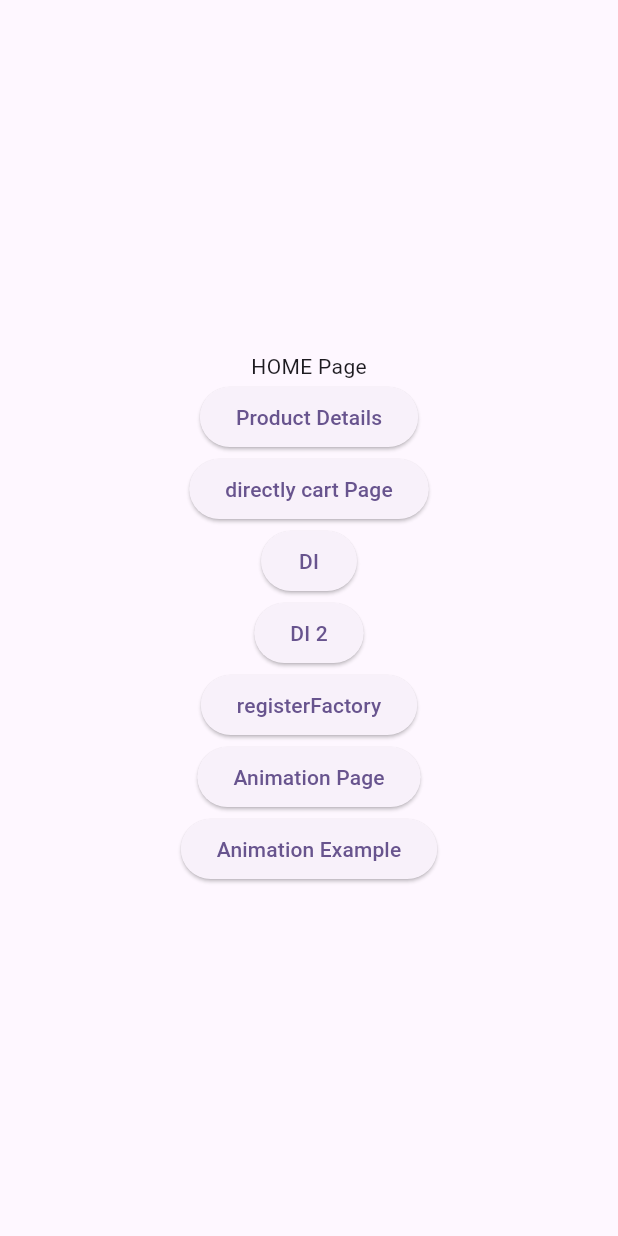
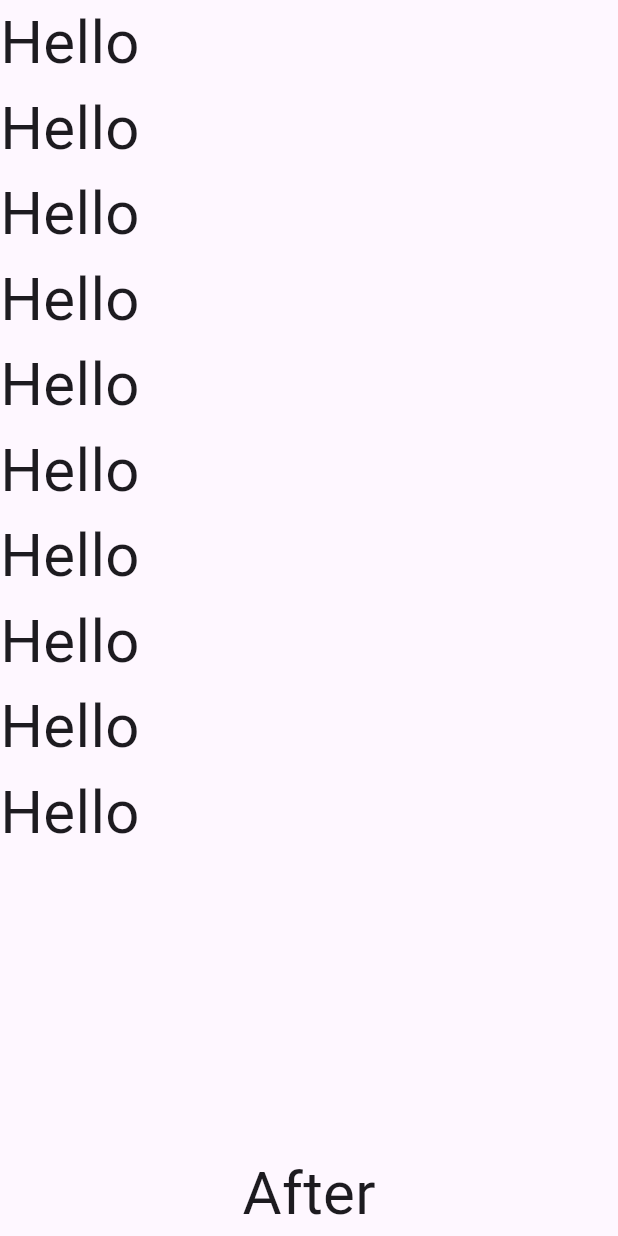
Before and after one commit to drumkiller-peter/flutter_class, a Flutter app: the HomePage screen opened directly, on a phone screen of 412 x 824 dp. Run offline on Flutter 3.47's test engine with Material 3 defaults, Android fonts, the phone set to English and light mode, and no system bars; drawn by our look-alikes of flutter_animate; our stand-ins replace bloc, cloud_firestore, dio, equatable, firebase_auth, firebase_core and 8 more; missing offline and left inert: dart:html; accounts and stored records are empty; network calls fail.

Commit message:
Dio init

```diff
--- /dev/null
+++ b/plant_app/lib/configs/constants/api_constants.dart
@@ -0,0 +1,5 @@
+class ApiConstants {
+  // static String baseUrl = 'https://api.coingecko.com/api/v3/coins/markets?vs_currency=usd&order=market_cap_desc&per_page=100&page=1&sparkline=false';
+  static String baseUrl = "https://jsonplaceholder.typicode.com/";
+  static String posts = "posts";
+}
--- /dev/null
+++ b/plant_app/lib/configs/constants/app_constatnts.dart
@@ -0,0 +1,6 @@
+class AppConstants {
+  // static String baseUrl = 'https://api.coingecko.com/api/v3/coins/markets?vs_currency=usd&order=market_cap_desc&per_page=100&page=1&sparkline=false';
+  static String baseUrl = "https://jsonplaceholder.typicode.com/";
+  static String refreshToken = "refreshToken";
+  static String posts = "posts";
+}
--- a/plant_app/lib/configs/router/app_router.dart
+++ b/plant_app/lib/configs/router/app_router.dart
@@ -3,7 +3,7 @@ import 'package:go_router/go_router.dart';
 import 'package:plant_app/presentation/animations/animation_example.dart';
 import 'package:plant_app/presentation/animations/animation_page.dart';
 import 'package:plant_app/presentation/cart_page.dart';
-import 'package:plant_app/presentation/page1.dart';
+import 'package:plant_app/presentation/home_page.dart';
 import 'package:plant_app/presentation/page2.dart';
 
 class AppRouter {
@@ -13,14 +13,14 @@ class AppRouter {
     routes: [
       GoRoute(
         path: '/',
-        builder: (context, state) => const HomePage(),
-        routes: [
-          GoRoute(
-              path: 'productDetail',
-              builder: (context, state) => const ProductDetailPage(),
-              routes: [
-                _cart(),
-              ]),
+        builder: (context, state) => const HomeScreen(),
+        routes: const [
+          // GoRoute(
+          //     path: 'productDetail',
+          //     builder: (context, state) => const ProductDetailPage(),
+          //     routes: [
+          //       _cart(),
+          //     ]),
         ],
       ),
       GoRoute(
--- a/plant_app/lib/presentation/page1.dart
+++ b/plant_app/lib/presentation/page1.dart
@@ -1,7 +1,6 @@
 import 'package:flutter/material.dart';
-import 'package:go_router/go_router.dart';
-import 'package:plant_app/configs/di/service_locator.dart';
-import 'package:plant_app/models/animal.dart';
+import 'package:flutter_animate/flutter_animate.dart';
+import 'package:flutter_staggered_animations/flutter_staggered_animations.dart';
 
 class HomePage extends StatelessWidget {
   const HomePage({super.key});
@@ -9,97 +8,131 @@ class HomePage extends StatelessWidget {
   @override
   Widget build(BuildContext context) {
     return Scaffold(
-      body: Center(
-        child: Column(
-          crossAxisAlignment: CrossAxisAlignment.center,
-          mainAxisAlignment: MainAxisAlignment.center,
-          children: [
-            const Text("HOME Page"),
-            ElevatedButton(
-              onPressed: () {
-                context.go("/productDetail");
-              },
-              child: const Text("Product Details"),
+      body: Column(
+        children: [
+          Expanded(
+            child: AnimationLimiter(
+              child: ListView.builder(
+                itemCount: 10,
+                itemBuilder: (BuildContext context, int index) {
+                  return AnimationConfiguration.staggeredList(
+                    position: index,
+                    duration: const Duration(milliseconds: 500),
+                    child: SlideAnimation(
+                      horizontalOffset: 100.0,
+                      child: FadeInAnimation(
+                        child: const Text(
+                          "Hello",
+                          style: TextStyle(fontSize: 40),
+                        ).animate(),
+                      ),
+                    ),
+                  );
+                },
+              ),
             ),
-            ElevatedButton(
-              onPressed: () {
-                context.go(
-                  "/cart",
-                  extra: {"noOfItems": 200},
-                );
-              },
-              child: const Text("directly cart Page"),
-            ),
-            ElevatedButton(
-              onPressed: () {
-                AnimalRepository ar = getIt.get<AnimalRepository>();
-                ar.getAnimals();
-
-                ar.setAnimal("Cat");
-                ar.getAnimals();
-              },
-              child: const Text("DI"),
-            ),
-            ElevatedButton(
-              onPressed: () {
-                // AnimalRepository ar = AnimalRepository("Tiger");
-                AnimalRepository ar = getIt.get<AnimalRepository>();
-
-                ar.getAnimals();
-              },
-              child: const Text("DI 2"),
-            ),
-            ElevatedButton(
-              onPressed: () {
-                // AnimalRepository ar = AnimalRepository("Tiger");
-                getIt.get<NewAnimalClass>().getAnimals();
-
-                // nac.getAnimals();
-                // nac.setAnimal("Lion");
-                // nac.getAnimals();
-              },
-              child: const Text("registerFactory"),
-            ),
-            ElevatedButton(
-              onPressed: () {
-                context.push("/animation");
-              },
-              child: const Text("Animation Page"),
-            ),
-            ElevatedButton(
-              onPressed: () {
-                context.push("/animationExample");
-              },
-              child: const Text("Animation Example"),
-            ),
-          ],
-        ),
-      ),
-    );
-  }
-}
-
-class ProductDetailPage extends StatelessWidget {
-  const ProductDetailPage({super.key});
-
-  @override
-  Widget build(BuildContext context) {
-    return Scaffold(
-      appBar: AppBar(
-        title: const Text("Product Details"),
-      ),
-      body: Column(
-        crossAxisAlignment: CrossAxisAlignment.center,
-        mainAxisAlignment: MainAxisAlignment.center,
-        children: [
-          const Text("Produt details"),
-          ElevatedButton(
-              onPressed: () {
-                context.go('/productDetail/cart/55');
-              },
-              child: const Text("Cart page"))
+          ),
+          const Text("Before").animate().swap(
+              duration: 900.ms,
+              builder: (_, __) => const Text(
+                    "After",
+                    style: TextStyle(fontSize: 40),
+                  )),
         ],
       ),
     );
+//       body: Center(
+//         child: Column(
+//           crossAxisAlignment: CrossAxisAlignment.center,
+//           mainAxisAlignment: MainAxisAlignment.center,
+//           children: [
+//             const Text("HOME Page"),
+//             ElevatedButton(
+//               onPressed: () {
+//                 context.go("/productDetail");
+//               },
+//               child: const Text("Product Details"),
+//             ),
+//             ElevatedButton(
+//               onPressed: () {
+//                 context.go(
+//                   "/cart",
+//                   extra: {"noOfItems": 200},
+//                 );
+//               },
+//               child: const Text("directly cart Page"),
+//             ),
+//             ElevatedButton(
+//               onPressed: () {
+//                 AnimalRepository ar = getIt.get<AnimalRepository>();
+//                 ar.getAnimals();
+
+//                 ar.setAnimal("Cat");
+//                 ar.getAnimals();
+//               },
+//               child: const Text("DI"),
+//             ),
+//             ElevatedButton(
+//               onPressed: () {
+//                 // AnimalRepository ar = AnimalRepository("Tiger");
+//                 AnimalRepository ar = getIt.get<AnimalRepository>();
+
+//                 ar.getAnimals();
+//               },
+//               child: const Text("DI 2"),
+//             ),
+//             ElevatedButton(
+//               onPressed: () {
+//                 // AnimalRepository ar = AnimalRepository("Tiger");
+//                 getIt.get<NewAnimalClass>().getAnimals();
+
+//                 // nac.getAnimals();
+//                 // nac.setAnimal("Lion");
+//                 // nac.getAnimals();
+//               },
+//               child: const Text("registerFactory"),
+//             ),
+//             ElevatedButton(
+//               onPressed: () {
+//                 context.push("/animation");
+//               },
+//               child: const Text("Animation Page"),
+//             ),
+//             ElevatedButton(
+//               onPressed: () {
+//                 context.push("/animationExample");
+//               },
+//               child: const Text("Animation Example"),
+//             ),
+//             Lottie.asset("assets/json/success.json", repeat: false),
+//           ],
+//         ),
+//       ),
+//     );
+//   }
+// }
+
+// class ProductDetailPage extends StatelessWidget {
+//   const ProductDetailPage({super.key});
+
+//   @override
+//   Widget build(BuildContext context) {
+//     return Scaffold(
+//       appBar: AppBar(
+//         title: const Text("Product Details"),
+//       ),
+//       body: Column(
+//         crossAxisAlignment: CrossAxisAlignment.center,
+//         mainAxisAlignment: MainAxisAlignment.center,
+//         children: [
+//           const Text("Produt details"),
+//           ElevatedButton(
+//               onPressed: () {
+//                 context.go('/productDetail/cart/55');
+//               },
+//               child: const Text("Cart page"))
+//         ],
+//       ),
+    // )
   }
 }
```
Also changed, not shown: plant_app/assets/json/success.json (added, +1 -0 lines), plant_app/lib/configs/di/service_locator.dart (+15 -0 lines), plant_app/lib/data/repository/home_repository.dart (added, +61 -0 lines), plant_app/lib/models/home/post_model.dart (added, +18 -0 lines), plant_app/lib/models/product_model.dart (added, +33 -0 lines), plant_app/lib/presentation/home_page.dart (added, +56 -0 lines), plant_app/lib/services/dio_helper.dart (added, +85 -0 lines), plant_app/pubspec.yaml (+14 -3 lines), plant_app/lib/data/app_preference/app_shared_preference.dart (added), plant_app/lib/models/home/post_model.freezed.dart (added), plant_app/lib/models/home/post_model.g.dart (added), plant_app/lib/models/product_model.freezed.dart (added), plant_app/lib/models/product_model.g.dart (added), plant_app/pubspec.lock, 1 other file.
